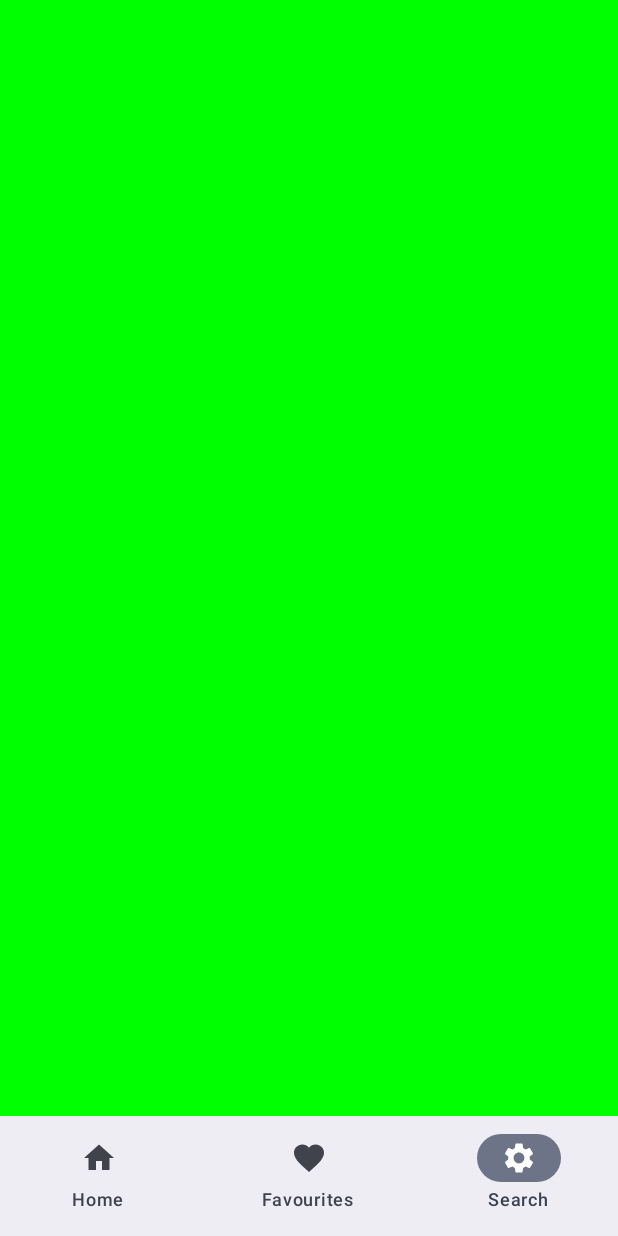
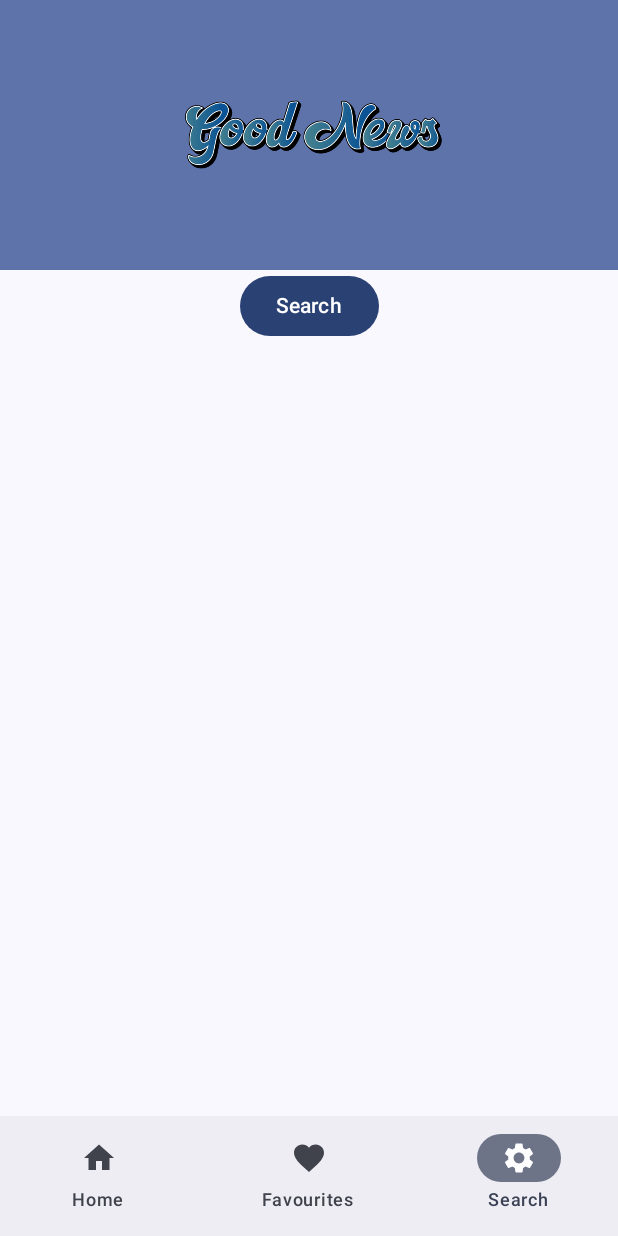
Before and after one commit to nslogn/MobileOrdinaria, an Android app built with Jetpack Compose: the screen it shows after launch (MainActivity), item 3 of the bottom bar chosen, on a phone screen of 412 x 824 dp. Run offline under Robolectric (Android 15) with nearby library versions, the phone set to English and light mode, and no system bars; our stand-ins replace Room's generated code, livedata-compose; network calls fail; pictures from the network do not load; 1 statement that could not run was skipped.

Commit message:
Data Store Preference for changing the country, in the top bar WithMenu action, of the requested news from the api added. TODO: Intents explicit

```diff
--- a/app/build.gradle.kts
+++ b/app/build.gradle.kts
@@ -99,4 +99,6 @@ dependencies {
     // optional - Kotlin Extensions and Coroutines support for Room
     implementation("androidx.room:room-ktx:$roomVersion")
 
+    // Preference Data Store
+    implementation("androidx.datastore:datastore-preferences:1.0.0")
 }
--- a/app/src/main/java/com/mobile/proyectofinal/AppContainer.kt
+++ b/app/src/main/java/com/mobile/proyectofinal/AppContainer.kt
@@ -2,10 +2,12 @@ package com.mobile.proyectofinal
 
 import android.content.Context
 import com.mobile.proyectofinal.data.NewsRepository
+import com.mobile.proyectofinal.data.SettingsDataStore
 import com.mobile.proyectofinal.data.db.NewsDatabase
 
 interface AppContainer {
     val newsRepository: NewsRepository
+    val settingDataStore: SettingsDataStore
 }
 
 /**
@@ -16,4 +18,7 @@ class AppDataContainer(private val context: Context) : AppContainer {
     override val newsRepository: NewsRepository by lazy {
         NewsRepository(NewsDatabase.getDatabase(context).newsDao())
     }
+    override val settingDataStore: SettingsDataStore by lazy{
+        SettingsDataStore(context)
+    }
 }
--- a/app/src/main/java/com/mobile/proyectofinal/AppViewModelProvider.kt
+++ b/app/src/main/java/com/mobile/proyectofinal/AppViewModelProvider.kt
@@ -4,18 +4,26 @@ import androidx.lifecycle.ViewModelProvider
 import androidx.lifecycle.viewmodel.CreationExtras
 import androidx.lifecycle.viewmodel.initializer
 import androidx.lifecycle.viewmodel.viewModelFactory
-import com.mobile.proyectofinal.viewmodel.FavouritesViewModel
-import com.mobile.proyectofinal.viewmodel.HomeNewsViewModel
+import com.mobile.proyectofinal.viewmodel.FavoritesViewModel
+import com.mobile.proyectofinal.viewmodel.HomeViewModel
+import com.mobile.proyectofinal.viewmodel.SearchViewModel
 
 object AppViewModelProvider {
 
     val Factory = viewModelFactory {
         initializer {
-            HomeNewsViewModel(NewsApplication().container.newsRepository)
+            HomeViewModel(
+                NewsApplication().container.newsRepository,
+                NewsApplication().container.settingDataStore
+            )
         }
 
         initializer {
-            FavouritesViewModel(NewsApplication().container.newsRepository)
+            FavoritesViewModel(NewsApplication().container.newsRepository)
+        }
+
+        initializer {
+            SearchViewModel(NewsApplication().container.newsRepository)
         }
 
     }
--- a/app/src/main/java/com/mobile/proyectofinal/data/NewsRepository.kt
+++ b/app/src/main/java/com/mobile/proyectofinal/data/NewsRepository.kt
@@ -2,17 +2,34 @@ package com.mobile.proyectofinal.data
 
 import com.mobile.proyectofinal.data.db.NewsDao
 import com.mobile.proyectofinal.data.enitty.News
+import com.mobile.proyectofinal.data.enitty.NewsResponse
 import com.mobile.proyectofinal.data.network.RetrofitInstance
 import kotlinx.coroutines.flow.Flow
 
 class NewsRepository(
     private val newsDao: NewsDao
 ) {
-    private val newsService = RetrofitInstance.newsApiService
     private var news: List<News> = emptyList()
 
     suspend fun getNews(country: String, pageSize: Int): List<News> {
-        val apiResponse = newsService.getTopHeadLines(country, pageSize).body()
+        val apiResponse = RetrofitInstance.newsApiService.getTopHeadLines(country, pageSize).body()
+        checkApiResponse(apiResponse)
+        news = apiResponse?.articles ?: emptyList()
+        return news
+    }
+
+    suspend fun searchNews(searchQuery: String, pageNumber: Int): List<News> {
+        val apiResponse = RetrofitInstance.newsApiService.searchNews(searchQuery, pageNumber).body()
+        checkApiResponse(apiResponse)
+        news = apiResponse?.articles ?: emptyList()
+        return news
+    }
+
+    suspend fun insertFavouriteNew(new: News) = newsDao.insert(new)
+
+    fun getFavouriteNews(): Flow<List<News>> = newsDao.getNews()
+
+    private fun checkApiResponse(apiResponse: NewsResponse?) {
         if (apiResponse?.status == "error") {
             when (apiResponse.code) {
                 "apiKeyMissing" -> throw MissingApiKeyException()
@@ -20,13 +37,7 @@ class NewsRepository(
                 else -> throw Exception()
             }
         }
-        news = apiResponse?.articles ?: emptyList()
-        return news
     }
-
-    suspend fun insertFavouriteNew(new: News) = newsDao.insert(new)
-
-    fun getFavouriteNews(): Flow<List<News>> = newsDao.getNews()
 }
 
 class MissingApiKeyException : java.lang.Exception()
--- /dev/null
+++ b/app/src/main/java/com/mobile/proyectofinal/data/SettingsDataStore.kt
@@ -0,0 +1,31 @@
+package com.mobile.proyectofinal.data
+
+import android.content.Context
+import androidx.datastore.core.DataStore
+import androidx.datastore.preferences.core.Preferences
+import androidx.datastore.preferences.core.edit
+import androidx.datastore.preferences.core.stringPreferencesKey
+import androidx.datastore.preferences.preferencesDataStore
+import kotlinx.coroutines.flow.Flow
+import kotlinx.coroutines.flow.map
+
+
+val Context.dataStore: DataStore<Preferences> by preferencesDataStore(name = "settings")
+
+class SettingsDataStore(context: Context) {
+    private val dataStore = context.dataStore
+
+    val countryFlow: Flow<String> = dataStore.data.map { preferences ->
+        preferences[PreferencesKeys.COUNTRY_KEY] ?: "US"
+    }
+
+    suspend fun updateCountry(country: String) {
+        dataStore.edit { preferences ->
+            preferences[PreferencesKeys.COUNTRY_KEY] = country
+        }
+    }
+
+    private object PreferencesKeys {
+        val COUNTRY_KEY = stringPreferencesKey("country_key")
+    }
+}
--- a/app/src/main/java/com/mobile/proyectofinal/data/db/NewsDatabase.kt
+++ b/app/src/main/java/com/mobile/proyectofinal/data/db/NewsDatabase.kt
@@ -4,12 +4,14 @@ import android.content.Context
 import androidx.room.Database
 import androidx.room.Room
 import androidx.room.RoomDatabase
+import androidx.room.migration.Migration
+import androidx.sqlite.db.SupportSQLiteDatabase
 import com.mobile.proyectofinal.data.enitty.News
 
 @Database(
     entities = [News::class],
-    version = 1,
-    exportSchema = false //so as not to keep schema version history backups
+    version = 2,
+    exportSchema = false, //so as not to keep schema version history backups
 )
 abstract class NewsDatabase : RoomDatabase() {
 
@@ -20,8 +22,25 @@ abstract class NewsDatabase : RoomDatabase() {
         private var Instance: NewsDatabase? = null
 
         fun getDatabase(context: Context): NewsDatabase {
+            val MIGRATION_1_2 = object : Migration(1, 2) {
+                override fun migrate(db: SupportSQLiteDatabase) {
+                    db.execSQL("DROP TABLE IF EXISTS `news`")
+                    db.execSQL(
+                        "CREATE TABLE IF NOT EXISTS `news` (" +
+                                "`id` INTEGER PRIMARY KEY AUTOINCREMENT NOT NULL, " +
+                                "`title` TEXT NOT NULL, " +
+                                "`content` TEXT, " +
+                                "`author` TEXT, " +
+                                "`url` TEXT NOT NULL, " +
+                                "`urlToImage` TEXT, " +
+                                "`isRead` INTEGER NOT NULL DEFAULT 0)"
+                    )
+                }
+            }
+
             return Instance ?: synchronized(this) {
                 Room.databaseBuilder(context, NewsDatabase::class.java, "news_database")
+                    .addMigrations(MIGRATION_1_2)
                     .build()
                     .also { Instance = it }
             }
--- a/app/src/main/java/com/mobile/proyectofinal/data/enitty/News.kt
+++ b/app/src/main/java/com/mobile/proyectofinal/data/enitty/News.kt
@@ -11,5 +11,6 @@ data class News(
     var content: String?,
     var author: String?,
     var url: String,
-    var urlToImage: String,
+    var urlToImage: String?,
+    var isRead: Boolean = false
 )
--- a/app/src/main/java/com/mobile/proyectofinal/data/network/NewsApi.kt
+++ b/app/src/main/java/com/mobile/proyectofinal/data/network/NewsApi.kt
@@ -9,9 +9,17 @@ private const val API_KEY = "43d3747c579347069f2e1f953fe2183e"
 
 
 interface NewsApi {
-    @GET("top-headlines?apiKey=$API_KEY")
+    @GET("top-headlines")
     suspend fun getTopHeadLines(
         @Query("country") country: String,
-        @Query("pageSize") pageSize: Int
-        ): Response<NewsResponse>
+        @Query("pageSize") pageSize: Int,
+        @Query("apiKey") apiKey: String = API_KEY
+    ): Response<NewsResponse>
+
+    @GET("v2/everything")
+    suspend fun searchNews(
+        @Query("q") searchQuery: String,
+        @Query("pageSize") pageNumber: Int,
+        @Query("apiKey") apiKey: String = API_KEY
+    ): Response<NewsResponse>
 }
--- a/app/src/main/java/com/mobile/proyectofinal/ui/activities/MainActivity.kt
+++ b/app/src/main/java/com/mobile/proyectofinal/ui/activities/MainActivity.kt
@@ -20,7 +20,7 @@ class MainActivity : ComponentActivity() {
                     modifier = Modifier.fillMaxSize(),
                     color = MaterialTheme.colorScheme.background
                 ) {
-                    MainScreen( )
+                    MainScreen()
                 }
             }
         }
--- a/app/src/main/java/com/mobile/proyectofinal/ui/navigation/BottomNavGraph.kt
+++ b/app/src/main/java/com/mobile/proyectofinal/ui/navigation/BottomNavGraph.kt
@@ -7,7 +7,6 @@ import androidx.navigation.NavType
 import androidx.navigation.compose.NavHost
 import androidx.navigation.compose.composable
 import androidx.navigation.navArgument
-import com.mobile.proyectofinal.data.enitty.News
 import com.mobile.proyectofinal.ui.screens.FavouritesScreen
 import com.mobile.proyectofinal.ui.screens.HomeScreen
 import com.mobile.proyectofinal.ui.screens.NewsScreen
@@ -24,6 +23,7 @@ fun BottomNavGraph(navController: NavHostController) {
                 navController.navigate("${NavScreens.NewsScreens.route}/${Uri.encode(newsUrl)}")
             }
         }
+
         composable(route = NavScreens.FavouritesScreens.route) {
             FavouritesScreen()
         }
--- a/app/src/main/java/com/mobile/proyectofinal/ui/screens/FavouritesScreen.kt
+++ b/app/src/main/java/com/mobile/proyectofinal/ui/screens/FavouritesScreen.kt
@@ -32,11 +32,11 @@ import coil.compose.AsyncImage
 import com.mobile.proyectofinal.R
 import com.mobile.proyectofinal.data.enitty.News
 import com.mobile.proyectofinal.AppViewModelProvider
-import com.mobile.proyectofinal.viewmodel.FavouritesViewModel
+import com.mobile.proyectofinal.viewmodel.FavoritesViewModel
 
 @Composable
 fun FavouritesScreen(
-    viewModel: FavouritesViewModel = viewModel(factory = AppViewModelProvider.Factory)
+    viewModel: FavoritesViewModel = viewModel(factory = AppViewModelProvider.Factory)
 ) {
     Scaffold(
         modifier = Modifier.fillMaxSize(),
--- a/app/src/main/java/com/mobile/proyectofinal/ui/screens/HomeScreen.kt
+++ b/app/src/main/java/com/mobile/proyectofinal/ui/screens/HomeScreen.kt
@@ -36,6 +36,7 @@ import androidx.compose.runtime.livedata.observeAsState
 
 import androidx.compose.foundation.lazy.items
 import androidx.compose.material.icons.filled.Favorite
+import androidx.compose.runtime.collectAsState
 import androidx.compose.runtime.rememberCoroutineScope
 import androidx.compose.ui.Alignment
 import androidx.compose.ui.geometry.Offset
@@ -48,19 +49,21 @@ import androidx.lifecycle.viewmodel.compose.viewModel
 
 import coil.compose.AsyncImage
 import com.mobile.proyectofinal.AppViewModelProvider
-import com.mobile.proyectofinal.viewmodel.HomeNewsViewModel
+import com.mobile.proyectofinal.viewmodel.HomeViewModel
 import kotlinx.coroutines.launch
 
 @Composable
 fun HomeScreen(
-    viewModel: HomeNewsViewModel = viewModel(factory = AppViewModelProvider.Factory),
+    viewModel: HomeViewModel = viewModel(factory = AppViewModelProvider.Factory),
     navigateToNews: (String) -> Unit
 ) {
+    val country by viewModel.countryFlow.collectAsState(initial = "US")
+    val newsList by viewModel.getNews(country, 20).observeAsState(initial = emptyList())
+
     Scaffold(
         modifier = Modifier.fillMaxSize(),
-        topBar = { TopBarWithMenu() },
+        topBar = { TopBarWithMenu(viewModel, country) },
     ) { innerPadding ->
-        val newsList by viewModel.getNews("US", 100).observeAsState(initial = emptyList())
         HomeContent(
             innerPadding,
             newsList,
@@ -74,7 +77,7 @@ fun HomeScreen(
 fun HomeContent(
     innerPadding: PaddingValues,
     news: List<News>,
-    viewModel: HomeNewsViewModel,
+    viewModel: HomeViewModel,
     navigateToNews: (String) -> Unit
 ) {
     val coroutineScope = rememberCoroutineScope()
@@ -86,8 +89,7 @@ fun HomeContent(
             .padding(innerPadding)
     ) {
         items(news) { newsItem ->
-            @Suppress("SENSELESS_COMPARISON")
-            if (newsItem.title != null && newsItem.title != "[Removed]" && newsItem.urlToImage != null) {
+            if (newsItem.title != "[Removed]") {
                 NewsItem(
                     newsItem,
                     onFavouritesClick = {
@@ -122,6 +124,7 @@ fun NewsItem(
                 .fillMaxWidth(),
             contentAlignment = Alignment.BottomStart
         ) {
+            if (newsItem.urlToImage != null) {
                 AsyncImage(
                     model = newsItem.urlToImage,
                     placeholder = painterResource(id = R.drawable.placeholder),
@@ -129,13 +132,12 @@ fun NewsItem(
                     modifier = Modifier
                         .fillMaxWidth()
                 )
+            }
             Box(
                 modifier = Modifier
                     .fillMaxSize()
                     .background(color = Color.Black.copy(alpha = 0.8f))
             )
-            @Suppress("SENSELESS_COMPARISON")
-            if (newsItem.url != null && newsItem.urlToImage != null) {
             IconButton(
                 modifier = Modifier.align(Alignment.TopEnd),
                 onClick = onFavouritesClick
@@ -145,7 +147,6 @@ fun NewsItem(
                     contentDescription = "Favourites Icon",
                     tint = Color.White
                 )
-                }
             }
             NewsTitle(newsItem)
         }
@@ -177,7 +178,12 @@ fun NewsTitle(newsItem: News) {
 
 @OptIn(ExperimentalMaterial3Api::class)
 @Composable
-fun TopBarWithMenu() {
+fun TopBarWithMenu(
+    viewModel: HomeViewModel,
+    country: String
+) {
+    val scope = rememberCoroutineScope()
+
     CenterAlignedTopAppBar(
         colors = topAppBarColors(
             containerColor = MaterialTheme.colorScheme.primaryContainer,
@@ -199,9 +205,14 @@ fun TopBarWithMenu() {
         },
         actions = {
             IconButton(
-                onClick = { /* do something */ }
+                onClick = {
+                    scope.launch {
+                        val newCountry = if (country == "US") "AR" else "US"
+                        viewModel.updateCountry(newCountry)
+                    }
+                }
             ) {
-                Icon(Icons.Filled.Settings, contentDescription = "Localized description")
+                Icon(Icons.Filled.Settings, contentDescription = "Change Country Preferences")
             }
         }
     )
--- a/app/src/main/java/com/mobile/proyectofinal/ui/screens/NewsScreen.kt
+++ b/app/src/main/java/com/mobile/proyectofinal/ui/screens/NewsScreen.kt
@@ -20,7 +20,7 @@ import androidx.compose.ui.unit.dp
 import androidx.compose.ui.viewinterop.AndroidView
 import com.mobile.proyectofinal.R
 
-@SuppressLint("UnusedMaterial3ScaffoldPaddingParameter")
+@SuppressLint("UnusedMaterial3ScaffoldPaddingParameter", "SetJavaScriptEnabled")
 @Composable
 fun NewsScreen(newsUrl: String?) {
     Scaffold(
@@ -33,9 +33,11 @@ fun NewsScreen(newsUrl: String?) {
             )
         }
     ) {
+        //https://medium.com/@sahar.asadian90/webview-in-jetpack-compose-71f237873c2e
         AndroidView(
             factory = { context ->
                 WebView(context).apply {
+                    settings.javaScriptEnabled = true
                     webViewClient = WebViewClient()
 
                     settings.loadWithOverviewMode = true
--- a/app/src/main/java/com/mobile/proyectofinal/ui/screens/SearchScreen.kt
+++ b/app/src/main/java/com/mobile/proyectofinal/ui/screens/SearchScreen.kt
@@ -1,24 +1,116 @@
 package com.mobile.proyectofinal.ui.screens
 
 import androidx.compose.foundation.background
+import androidx.compose.foundation.clickable
+import androidx.compose.foundation.layout.Arrangement
 import androidx.compose.foundation.layout.Box
+import androidx.compose.foundation.layout.Column
+import androidx.compose.foundation.layout.PaddingValues
 import androidx.compose.foundation.layout.fillMaxSize
+import androidx.compose.foundation.layout.fillMaxWidth
+import androidx.compose.foundation.layout.padding
+import androidx.compose.foundation.lazy.LazyColumn
+import androidx.compose.foundation.lazy.items
+import androidx.compose.foundation.shape.RoundedCornerShape
+import androidx.compose.material.icons.Icons
+import androidx.compose.material.icons.filled.Favorite
+import androidx.compose.material3.Button
+import androidx.compose.material3.Card
+import androidx.compose.material3.Icon
+import androidx.compose.material3.IconButton
+import androidx.compose.material3.MaterialTheme
+import androidx.compose.material3.Scaffold
+import androidx.compose.material3.Text
+import androidx.compose.material3.TextField
 import androidx.compose.runtime.Composable
+import androidx.compose.runtime.getValue
+import androidx.compose.runtime.livedata.observeAsState
+import androidx.compose.runtime.mutableStateOf
+import androidx.compose.runtime.remember
+import androidx.compose.runtime.setValue
 import androidx.compose.ui.Alignment
 import androidx.compose.ui.Modifier
 import androidx.compose.ui.graphics.Color
+import androidx.compose.ui.res.painterResource
 import androidx.compose.ui.tooling.preview.Preview
+import androidx.compose.ui.unit.dp
+import androidx.lifecycle.viewmodel.compose.viewModel
+import coil.compose.AsyncImage
+import com.mobile.proyectofinal.AppViewModelProvider
+import com.mobile.proyectofinal.R
+import com.mobile.proyectofinal.data.enitty.News
+import com.mobile.proyectofinal.viewmodel.SearchViewModel
 
 @Composable
-fun SearchScreen() {
-    Box(
-        modifier = Modifier
-            .fillMaxSize()
-            .background(Color.Green),
-        contentAlignment = Alignment.Center
-    ) {
+fun SearchScreen(
+    viewModel: SearchViewModel = viewModel(factory = AppViewModelProvider.Factory),
+) {
+    //TODO: ViewMOdel News Observe
+    val newsList = emptyList<News>()
+    Scaffold(
+        topBar = {
+            TopBarCommon(
+                imageResId = R.drawable.top_bar_font,
+                contentDescription = "News WebView",
+                backgroundColor = MaterialTheme.colorScheme.primaryContainer,
+                titleContentColor = MaterialTheme.colorScheme.primary
+            )
+        }
+    ) { innerPadding ->
+        Column(
+            modifier = Modifier
+                .padding(innerPadding)
+                .fillMaxSize(),
+            verticalArrangement = Arrangement.Top,
+            horizontalAlignment = Alignment.CenterHorizontally
+        ) {
+            /**TextField(
+            value = searchQuery.value,
+            onValueChange = { value -> searchQuery.value = value },
+            label = { Text("Search") }
+            )**/
+            Button(onClick = {
+                //TODO:
+            }) {
+                Text("Search")
+            }
+            LazyColumn {
+                items(newsList) { newsItem ->
+                    Card(
+                        shape = RoundedCornerShape(8.dp),
+                        modifier = Modifier
+                            .padding(8.dp)
+                            .fillMaxWidth()
+                    ) {
+                        Box(
+                            modifier = Modifier
+                                .fillMaxWidth(),
+                            contentAlignment = Alignment.BottomStart
+                        ) {
+                            AsyncImage(
+                                model = newsItem.urlToImage,
+                                placeholder = painterResource(id = R.drawable.placeholder),
+                                contentDescription = "new image URL",
+                                modifier = Modifier
+                                    .fillMaxWidth()
+                            )
+                            NewsTitle(newsItem)
+                        }
+                    }
+                }
+            }
+        }
+    }
+}
 
-    }
+@Composable
+fun SearchContent(innerPadding: PaddingValues, viewModel: SearchViewModel) {
+
+}
+
+@Composable
+fun SearchTextField(viewModel: SearchViewModel) {
+
 }
 
 @Composable
--- a/app/src/main/java/com/mobile/proyectofinal/viewmodel/FavouritesViewModel.kt
+++ b/app/src/main/java/com/mobile/proyectofinal/viewmodel/FavoritesViewModel.kt
@@ -5,7 +5,7 @@ import com.mobile.proyectofinal.data.NewsRepository
 import com.mobile.proyectofinal.data.enitty.News
 import kotlinx.coroutines.flow.Flow
 
-class FavouritesViewModel(
+class FavoritesViewModel(
     repository: NewsRepository
 ) : ViewModel() {
     val favouritesNews: Flow<List<News>> = repository.getFavouriteNews()
--- a/app/src/main/java/com/mobile/proyectofinal/viewmodel/HomeNewsViewModel.kt
+++ b/app/src/main/java/com/mobile/proyectofinal/viewmodel/HomeViewModel.kt
@@ -6,12 +6,15 @@ import androidx.lifecycle.MutableLiveData
 import androidx.lifecycle.ViewModel
 import androidx.lifecycle.viewModelScope
 import com.mobile.proyectofinal.data.NewsRepository
+import com.mobile.proyectofinal.data.SettingsDataStore
 import com.mobile.proyectofinal.data.enitty.News
 import kotlinx.coroutines.Dispatchers
+import kotlinx.coroutines.flow.Flow
 import kotlinx.coroutines.launch
 
-class HomeNewsViewModel(
-    private val repository: NewsRepository
+class HomeViewModel(
+    private val repository: NewsRepository,
+    private val settingsManager: SettingsDataStore
 ) : ViewModel() {
     private val _news = MutableLiveData<List<News>>()
 
@@ -23,6 +26,12 @@ class HomeNewsViewModel(
         return _news
     }
 
+    val countryFlow: Flow<String> = settingsManager.countryFlow
+
+    suspend fun updateCountry(country: String) {
+        settingsManager.updateCountry(country)
+    }
+
     suspend fun insertFavouriteNew(news: News) {
         repository.insertFavouriteNew(news)
     }
--- /dev/null
+++ b/app/src/main/java/com/mobile/proyectofinal/viewmodel/SearchViewModel.kt
@@ -0,0 +1,17 @@
+package com.mobile.proyectofinal.viewmodel
+
+import androidx.lifecycle.LiveData
+import androidx.lifecycle.MutableLiveData
+import androidx.lifecycle.ViewModel
+import androidx.lifecycle.viewModelScope
+import com.mobile.proyectofinal.data.NewsRepository
+import com.mobile.proyectofinal.data.enitty.News
+import kotlinx.coroutines.Dispatchers
+import kotlinx.coroutines.launch
+import kotlinx.coroutines.withContext
+
+class SearchViewModel(
+    private val repository: NewsRepository
+) : ViewModel() {
+
+}
```
Lines whose indentation alone changed are shown as unchanged.
